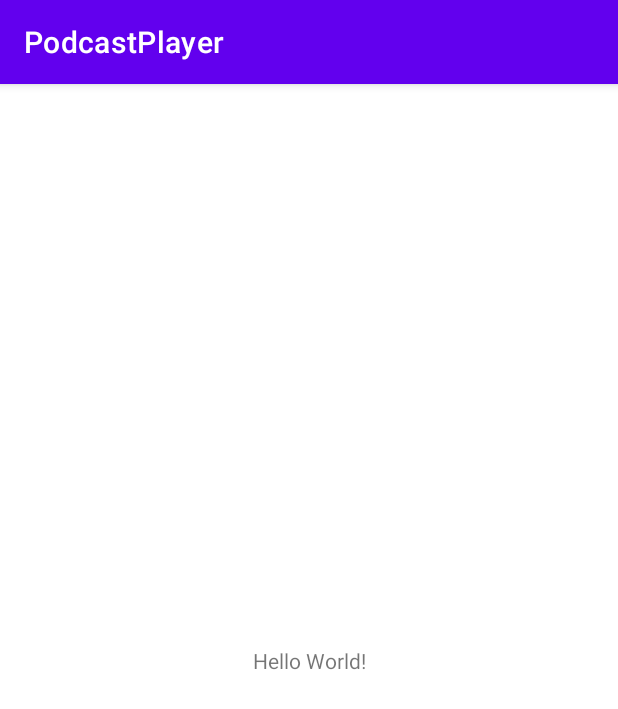
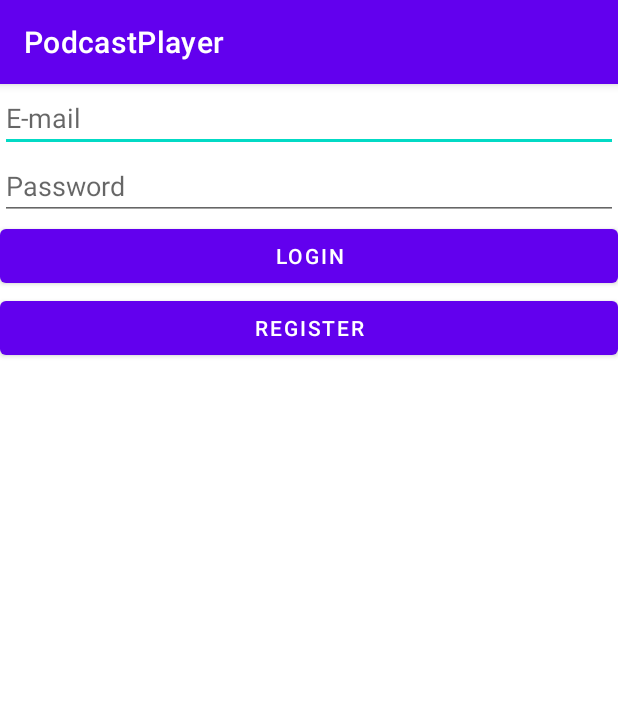
Before and after one commit to Nowocinski/Android-PodcastPlayer, an Android app: the screen it shows after launch (LoginActivity), on a phone screen of 412 x 824 dp. Shown: the top 709 px of the screen. Run offline under Robolectric (Android 15) with nearby library versions, the phone set to English and light mode, and no system bars.

Commit message:
Edit login layout

```diff
--- a/app/src/main/res/layout/activity_login.xml
+++ b/app/src/main/res/layout/activity_login.xml
@@ -1,18 +1,36 @@
 <?xml version="1.0" encoding="utf-8"?>
-<androidx.constraintlayout.widget.ConstraintLayout xmlns:android="http://schemas.android.com/apk/res/android"
+<LinearLayout xmlns:android="http://schemas.android.com/apk/res/android"
     xmlns:app="http://schemas.android.com/apk/res-auto"
     xmlns:tools="http://schemas.android.com/tools"
     android:layout_width="match_parent"
     android:layout_height="match_parent"
-    tools:context=".LoginActivity">
+    tools:context=".LoginActivity"
+    android:orientation="vertical">
 
-    <TextView
-        android:layout_width="wrap_content"
-        android:layout_height="wrap_content"
-        android:text="Hello World!"
-        app:layout_constraintBottom_toBottomOf="parent"
-        app:layout_constraintEnd_toEndOf="parent"
-        app:layout_constraintStart_toStartOf="parent"
-        app:layout_constraintTop_toTopOf="parent" />
+    <EditText
+        android:id="@+id/emailEditText"
+        android:hint="@string/e_mail"
+        android:inputType="textEmailAddress"
+        android:layout_width="match_parent"
+        android:layout_height="wrap_content" />
 
-</androidx.constraintlayout.widget.ConstraintLayout>
+    <EditText
+        android:id="@+id/passwordEditText"
+        android:hint="@string/password"
+        android:inputType="textPassword"
+        android:layout_width="match_parent"
+        android:layout_height="wrap_content" />
+
+    <Button
+        android:id="@+id/loginButton"
+        android:text="@string/login"
+        android:layout_width="match_parent"
+        android:layout_height="wrap_content" />
+
+    <Button
+        android:id="@+id/registerButton"
+        android:layout_width="match_parent"
+        android:text="@string/register"
+        android:layout_height="wrap_content" />
+
+</LinearLayout>
--- a/app/src/main/res/values/strings.xml
+++ b/app/src/main/res/values/strings.xml
@@ -1,3 +1,7 @@
 <resources>
     <string name="app_name">PodcastPlayer</string>
+    <string name="e_mail">E-mail</string>
+    <string name="password">Password</string>
+    <string name="login">Login</string>
+    <string name="register">Register</string>
 </resources>
```
